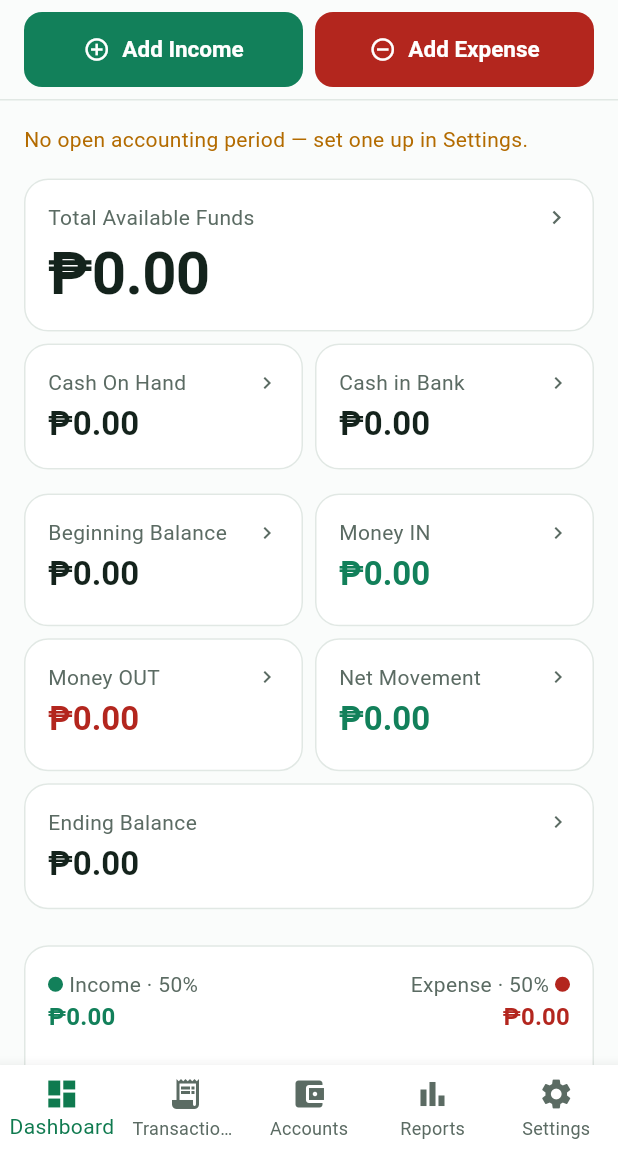
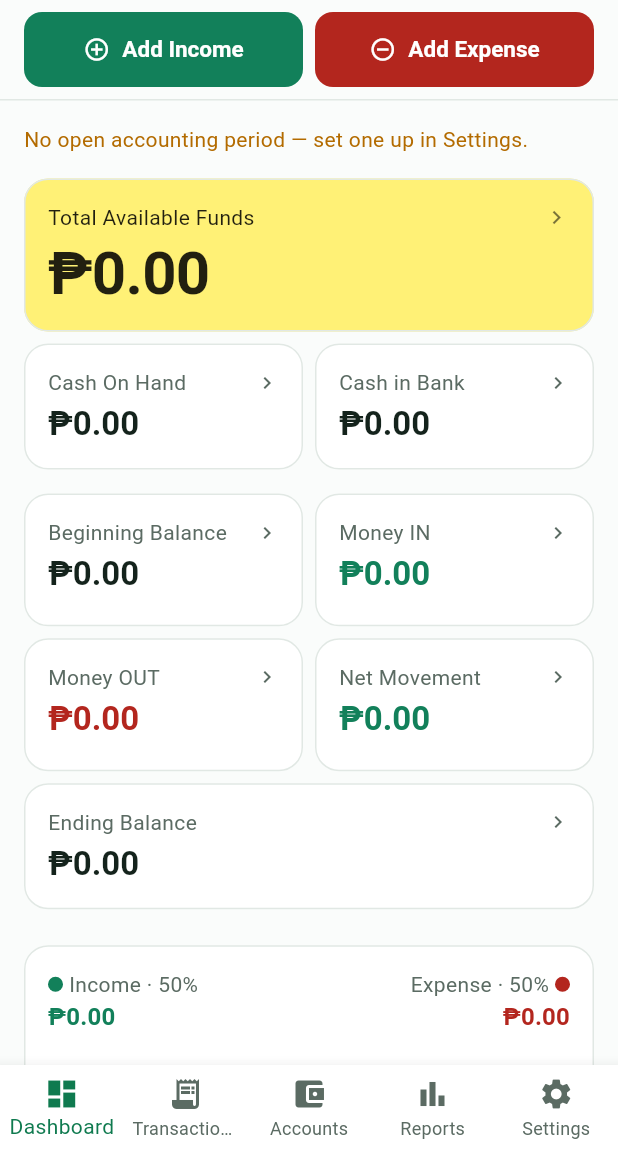
Before and after one commit to Eph0714/MiarhPen, a Flutter app: the DashboardScreen screen opened by its route, on a phone screen of 412 x 824 dp, the part 84-1236 px from its top. Run offline on Flutter 3.47's test engine with Material 3 defaults, Android fonts, the light colour scheme and no system bars; our stand-ins replace csv, file_picker, flutter_local_notifications, flutter_riverpod, flutter_secure_storage, flutter_timezone and 9 more; missing offline and left inert: bcrypt, excel, mysql1; accounts and stored records are empty.

Commit message:
Make the Dashboard's Total Available Funds card yellow
Added an optional color override to AppCard (defaults to the theme's
normal card color when unset) and used it for Total Available Funds.
Text/icon colors on that one card are pinned to black instead of the
theme's usual text colors, since the near-white text dark mode uses
elsewhere would be unreadable against a bright yellow background.

```diff
--- a/lib/core/widgets/app_card.dart
+++ b/lib/core/widgets/app_card.dart
@@ -10,16 +10,23 @@ class AppCard extends StatelessWidget {
   final EdgeInsetsGeometry padding;
   final VoidCallback? onTap;
 
+  /// Overrides the card's background — defaults to the theme's normal
+  /// card color (white in light mode, near-black in dark mode) when left
+  /// unset.
+  final Color? color;
+
   const AppCard({
     super.key,
     required this.child,
     this.padding = const EdgeInsets.all(AppSpacing.md),
     this.onTap,
+    this.color,
   });
 
   @override
   Widget build(BuildContext context) {
     final card = Card(
+      color: color,
       child: Padding(padding: padding, child: child),
     );
     if (onTap == null) return card;
--- a/lib/features/dashboard/presentation/screens/dashboard_screen.dart
+++ b/lib/features/dashboard/presentation/screens/dashboard_screen.dart
@@ -154,6 +154,7 @@ class DashboardScreen extends ConsumerWidget {
                       const SizedBox(height: AppSpacing.md),
                       AppCard(
                         onTap: onTotalAvailableFundsTap,
+                        color: const Color(0xFFFFF176),
                         child: Column(
                           crossAxisAlignment: CrossAxisAlignment.start,
                           mainAxisSize: MainAxisSize.min,
@@ -163,17 +164,21 @@ class DashboardScreen extends ConsumerWidget {
                               children: [
                                 Text(
                                   'Total Available Funds',
-                                  style: Theme.of(context).textTheme.bodyMedium,
+                                  style: Theme.of(context).textTheme.bodyMedium
+                                      ?.copyWith(color: Colors.black87),
                                 ),
-                                Icon(
+                                const Icon(
                                   Icons.chevron_right,
                                   size: 18,
-                                  color: AppColors.textSecondary,
+                                  color: Colors.black54,
                                 ),
                               ],
                             ),
                             const SizedBox(height: AppSpacing.xs),
-                            BalanceText(amount: summary.totalAvailableFunds),
+                            BalanceText(
+                              amount: summary.totalAvailableFunds,
+                              color: Colors.black87,
+                            ),
                           ],
                         ),
                       ),
--- a/pubspec.yaml
+++ b/pubspec.yaml
@@ -16,7 +16,7 @@ publish_to: 'none' # Remove this line if you wish to publish to pub.dev
 # https://developer.apple.com/library/archive/documentation/General/Reference/InfoPlistKeyReference/Articles/CoreFoundationKeys.html
 # In Windows, build-name is used as the major, minor, and patch parts
 # of the product and file versions while build-number is used as the build suffix.
-version: 1.0.7+8
+version: 1.0.8+9
 
 environment:
   sdk: ^3.9.2
```
